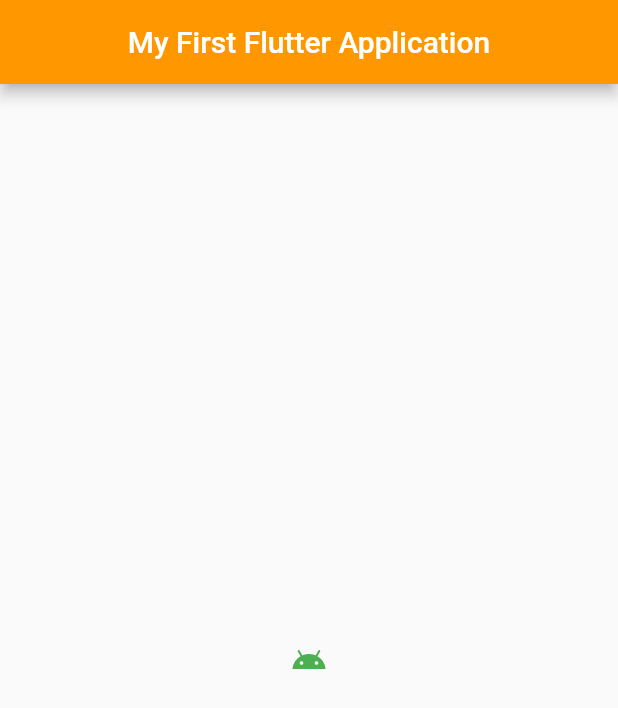
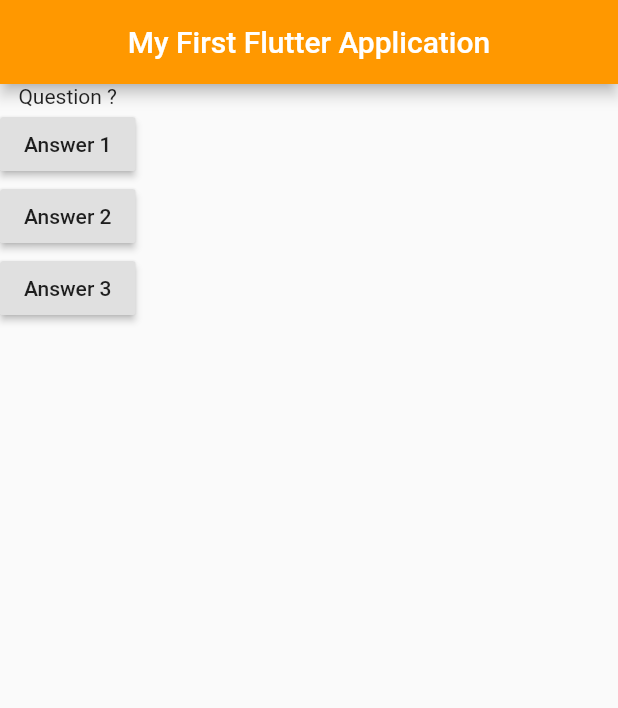
Before and after one commit to ShivaShunya/first_flutter_app, a Flutter app: the screen it shows after launch, on a phone screen of 412 x 824 dp. Shown: the top 708 px of the screen. Run offline on Flutter 3.47's test engine with Material 2 defaults, Android fonts, the phone set to English and light mode, and no system bars.

Commit message:
Answer question and print in console

```diff
--- a/lib/main.dart
+++ b/lib/main.dart
@@ -7,8 +7,17 @@ import 'package:flutter/material.dart';
 void main() => runApp(MyApp());
 
 class MyApp extends StatelessWidget {
+  // void onAnswerQuestion() {
+  //   print('Answered !');
+  // }
+
   @override
   Widget build(BuildContext context) {
+    // var questions = [
+    //   'What color do you like ?',
+    //   'What\'s your favourite animal ?'
+    // ];
+
     return MaterialApp(
       home: Scaffold(
         appBar: AppBar(
@@ -17,12 +26,13 @@ class MyApp extends StatelessWidget {
           ),
           backgroundColor: Colors.orange,
           ),
-        body: Center(
-          child: IconButton(
-            icon: Icon(Icons.android),
-            color: Colors.green,
-            onPressed: () {},
-          ),
+        body: Column(
+          children: [
+            Text('Question ?'),
+            RaisedButton(child: Text('Answer 1'), onPressed: () => print('Answered 1'),),
+            RaisedButton(child: Text('Answer 2'), onPressed: () => print('Answered 2'),),
+            RaisedButton(child: Text('Answer 3'), onPressed: () => print('Answered 3'),),
+          ],
         ),
       ),
     );
```
